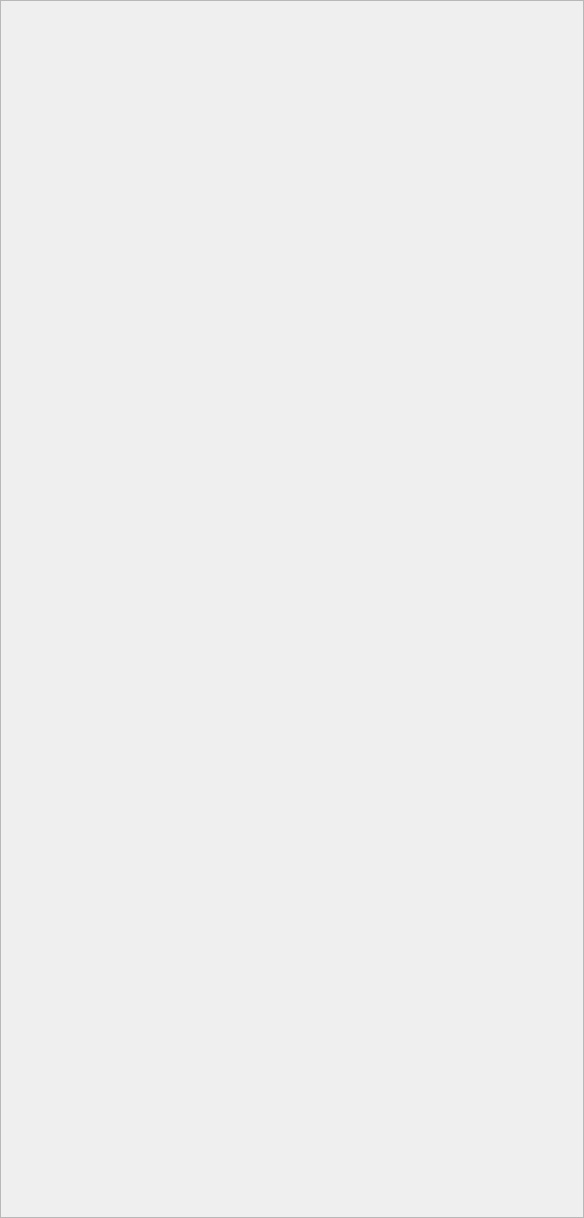
Above: LASSIE/src/UI/Attributes.ui from passyur/DISSCO-2.2.0 before the change. Below: the same form after it.
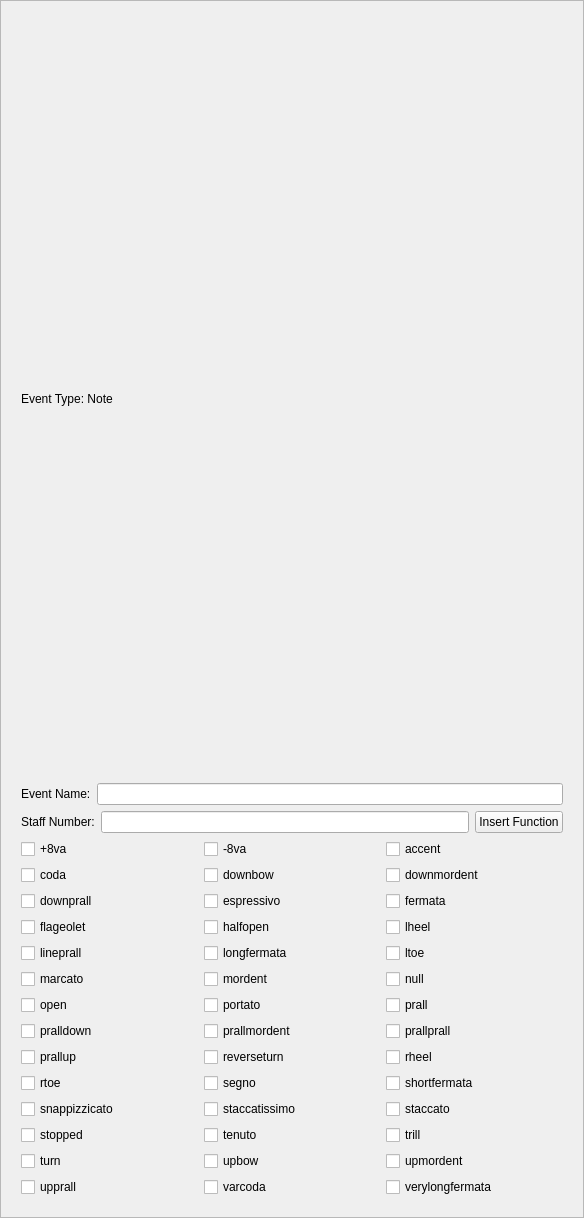
That is the form after the change. The open tabs and pages were chosen to show the change.

Commit message: Created more event pages

```diff
--- a/LASSIE/src/UI/Attributes.ui
+++ b/LASSIE/src/UI/Attributes.ui
@@ -922,7 +922,323 @@
             <widget class="QWidget" name="revPage"/>
             <widget class="QWidget" name="filPage"/>
             <widget class="QWidget" name="meaPage"/>
-            <widget class="QWidget" name="notePage"/>
+            <widget class="QWidget" name="notePage">
+                <property name="minimumWidth"><number>600</number></property>
+                <property name="maximumWidth"><number>600</number></property>
+                <property name="sizePolicy">
+                  <sizepolicy hsizetype="Fixed" vsizetype="Preferred">
+                    <horstretch>0</horstretch><verstretch>0</verstretch>
+                  </sizepolicy>
+                </property>
+                <layout class="QVBoxLayout" name="notePageLayout">
+                    <item>
+                        <layout class="QHBoxLayout" name="noteTypeLayout">
+                          <item>
+                            <widget class="QLabel" name="noteTypeLabel">
+                            <property name="text"><string>Event Type: Note</string></property>
+                            </widget>
+                          </item>
+                        </layout>
+                        </item>
+                        <item>
+                        <layout class="QHBoxLayout" name="noteNameLayout">
+                            <item>
+                                <widget class="QLabel" name="noteNameLabel">
+                                <property name="text"><string>Event Name:</string></property>
+                                </widget>
+                            </item>
+                            <item>
+                                <widget class="QLineEdit" name="noteNameEntry"/>
+                            </item>
+                        </layout>
+                        </item>
+                        <item>
+                        <layout class="QHBoxLayout" name="staffNumberLayout">
+                            <item>
+                                <widget class="QLabel" name="staffNumberLabel">
+                                <property name="text"><string>Staff Number:</string></property>
+                                </widget>
+                            </item>
+                            <item>
+                                <widget class="QLineEdit" name="staffNumberEntry"/>
+                            </item>
+                            <item>
+                                <widget class="QPushButton" name="staffNumberFunButton">
+                                <property name="text">
+                                    <string>Insert Function</string>
+                                </property>
+                                </widget>
+                            </item>
+                        </layout>
+                        </item>
+                        <item>
+                        <layout class="QHBoxLayout" name="noteOptions3">
+                            <item>
+                              <widget class="QCheckBox" name="plus8vaCheckBox">
+                                <property name="text"><string>+8va</string></property>
+                              </widget>
+                            </item>
+                            <item>
+                              <widget class="QCheckBox" name="neg8vaCheckBox">
+                                <property name="text"><string>-8va</string></property>
+                              </widget>
+                            </item>
+                            <item>
+                              <widget class="QCheckBox" name="accentCheckBox">
+                                <property name="text"><string>accent</string></property>
+                              </widget>
+                            </item>                          
+                        </layout>
+                        </item>
+                        <item>
+                        <layout class="QHBoxLayout" name="noteOptions6">
+                            <item>
+                              <widget class="QCheckBox" name="codaCheckBox">
+                                <property name="text"><string>coda</string></property>
+                              </widget>
+                            </item>
+                            <item>
+                              <widget class="QCheckBox" name="downbowCheckBox">
+                                <property name="text"><string>downbow</string></property>
+                              </widget>
+                            </item>
+                            <item>
+                              <widget class="QCheckBox" name="downmordentCheckBox">
+                                <property name="text"><string>downmordent</string></property>
+                              </widget>
+                            </item>                          
+                        </layout>
+                        </item>
+                        <item>
+                        <layout class="QHBoxLayout" name="noteOptions9">
+                            <item>
+                              <widget class="QCheckBox" name="downprallCheckBox">
+                                <property name="text"><string>downprall</string></property>
+                              </widget>
+                            </item>
+                            <item>
+                              <widget class="QCheckBox" name="espressivoCheckBox">
+                                <property name="text"><string>espressivo</string></property>
+                              </widget>
+                            </item>
+                            <item>
+                              <widget class="QCheckBox" name="fermataCheckBox">
+                                <property name="text"><string>fermata</string></property>
+                              </widget>
+                            </item>                          
+                        </layout>
+                        </item>
+                        <item>
+                        <layout class="QHBoxLayout" name="noteOptions12">
+                            <item>
+                              <widget class="QCheckBox" name="flageoletCheckBox">
+                                <property name="text"><string>flageolet</string></property>
+                              </widget>
+                            </item>
+                            <item>
+                              <widget class="QCheckBox" name="halfopenCheckBox">
+                                <property name="text"><string>halfopen</string></property>
+                              </widget>
+                            </item>
+                            <item>
+                              <widget class="QCheckBox" name="lheelCheckBox">
+                                <property name="text"><string>lheel</string></property>
+                              </widget>
+                            </item>                          
+                        </layout>
+                        </item>
+                        <item>
+                        <layout class="QHBoxLayout" name="noteOptions15">
+                            <item>
+                              <widget class="QCheckBox" name="lineprallCheckBox">
+                                <property name="text"><string>lineprall</string></property>
+                              </widget>
+                            </item>
+                            <item>
+                              <widget class="QCheckBox" name="longfermataCheckBox">
+                                <property name="text"><string>longfermata</string></property>
+                              </widget>
+                            </item>
+                            <item>
+                              <widget class="QCheckBox" name="ltoeCheckBox">
+                                <property name="text"><string>ltoe</string></property>
+                              </widget>
+                            </item>                          
+                        </layout>
+                        </item>
+                        <item>
+                        <layout class="QHBoxLayout" name="noteOptions18">
+                            <item>
+                              <widget class="QCheckBox" name="marcatoCheckBox">
+                                <property name="text"><string>marcato</string></property>
+                              </widget>
+                            </item>
+                            <item>
+                              <widget class="QCheckBox" name="mordentCheckBox">
+                                <property name="text"><string>mordent</string></property>
+                              </widget>
+                            </item>
+                            <item>
+                              <widget class="QCheckBox" name="nullCheckBox">
+                                <property name="text"><string>null</string></property>
+                              </widget>
+                            </item>                          
+                        </layout>
+                        </item>
+                        <item>
+                        <layout class="QHBoxLayout" name="noteOptions21">
+                            <item>
+                              <widget class="QCheckBox" name="openCheckBox">
+                                <property name="text"><string>open</string></property>
+                              </widget>
+                            </item>
+                            <item>
+                              <widget class="QCheckBox" name="portatoCheckBox">
+                                <property name="text"><string>portato</string></property>
+                              </widget>
+                            </item>
+                            <item>
+                              <widget class="QCheckBox" name="prallCheckBox">
+                                <property name="text"><string>prall</string></property>
+                              </widget>
+                            </item>                          
+                        </layout>
+                        </item>
+                        <item>
+                        <layout class="QHBoxLayout" name="noteOptions24">
+                            <item>
+                              <widget class="QCheckBox" name="pralldownCheckBox">
+                                <property name="text"><string>pralldown</string></property>
+                              </widget>
+                            </item>
+                            <item>
+                              <widget class="QCheckBox" name="prallmordentCheckBox">
+                                <property name="text"><string>prallmordent</string></property>
+                              </widget>
+                            </item>
+                            <item>
+                              <widget class="QCheckBox" name="prallprallCheckBox">
+                                <property name="text"><string>prallprall</string></property>
+                              </widget>
+                            </item>                          
+                        </layout>
+                        </item>
+                        <item>
+                        <layout class="QHBoxLayout" name="noteOptions27">
+                            <item>
+                              <widget class="QCheckBox" name="prallupCheckBox">
+                                <property name="text"><string>prallup</string></property>
+                              </widget>
+                            </item>
+                            <item>
+                              <widget class="QCheckBox" name="reverseturnCheckBox">
+                                <property name="text"><string>reverseturn</string></property>
+                              </widget>
+                            </item>
+                            <item>
+                              <widget class="QCheckBox" name="rheelCheckBox">
+                                <property name="text"><string>rheel</string></property>
+                              </widget>
+                            </item>                          
+                        </layout>
+                        </item>
+                        <item>
+                        <layout class="QHBoxLayout" name="noteOptions30">
+                            <item>
+                              <widget class="QCheckBox" name="rtoeCheckBox">
+                                <property name="text"><string>rtoe</string></property>
+                              </widget>
+                            </item>
+                            <item>
+                              <widget class="QCheckBox" name="segnoCheckBox">
+                                <property name="text"><string>segno</string></property>
+                              </widget>
+                            </item>
+                            <item>
+                              <widget class="QCheckBox" name="shortfermataCheckBox">
+                                <property name="text"><string>shortfermata</string></property>
+                              </widget>
+                            </item>                          
+                        </layout>
+                        </item>
+                        <item>
+                        <layout class="QHBoxLayout" name="noteOptions33">
+                            <item>
+                              <widget class="QCheckBox" name="snappizzicatoCheckBox">
+                                <property name="text"><string>snappizzicato</string></property>
+                              </widget>
+                            </item>
+                            <item>
+                              <widget class="QCheckBox" name="staccatissimoCheckBox">
+                                <property name="text"><string>staccatissimo</string></property>
+                              </widget>
+                            </item>
+                            <item>
+                              <widget class="QCheckBox" name="staccatoCheckBox">
+                                <property name="text"><string>staccato</string></property>
+                              </widget>
+                            </item>                          
+                        </layout>
+                        </item>
+                        <item>
+                        <layout class="QHBoxLayout" name="noteOptions36">
+                            <item>
+                              <widget class="QCheckBox" name="stoppedCheckBox">
+                                <property name="text"><string>stopped</string></property>
+                              </widget>
+                            </item>
+                            <item>
+                              <widget class="QCheckBox" name="tenutoCheckBox">
+                                <property name="text"><string>tenuto</string></property>
+                              </widget>
+                            </item>
+                            <item>
+                              <widget class="QCheckBox" name="trillCheckBox">
+                                <property name="text"><string>trill</string></property>
+                              </widget>
+                            </item>                          
+                        </layout>
+                        </item>
+                        <item>
+                        <layout class="QHBoxLayout" name="noteOptions39">
+                            <item>
+                              <widget class="QCheckBox" name="turnCheckBox">
+                                <property name="text"><string>turn</string></property>
+                              </widget>
+                            </item>
+                            <item>
+                              <widget class="QCheckBox" name="upbowCheckBox">
+                                <property name="text"><string>upbow</string></property>
+                              </widget>
+                            </item>
+                            <item>
+                              <widget class="QCheckBox" name="upmordentCheckBox">
+                                <property name="text"><string>upmordent</string></property>
+                              </widget>
+                            </item>                          
+                        </layout>
+                        </item>
+                        <item>
+                        <layout class="QHBoxLayout" name="noteOptions41">
+                            <item>
+                              <widget class="QCheckBox" name="upprallCheckBox">
+                                <property name="text"><string>upprall</string></property>
+                              </widget>
+                            </item>
+                            <item>
+                              <widget class="QCheckBox" name="varcodaCheckBox">
+                                <property name="text"><string>varcoda</string></property>
+                              </widget>
+                            </item>
+                            <item>
+                              <widget class="QCheckBox" name="verylongfermataCheckBox">
+                                <property name="text"><string>verylongfermata</string></property>
+                              </widget>
+                            </item>                          
+                        </layout>
+                        </item>
+                </layout>
+            </widget>
           </widget>
         </item>
 
```
Left out of the diff: 437 changed lines with no effect on the pictures. The commit also changes 6 other files.
